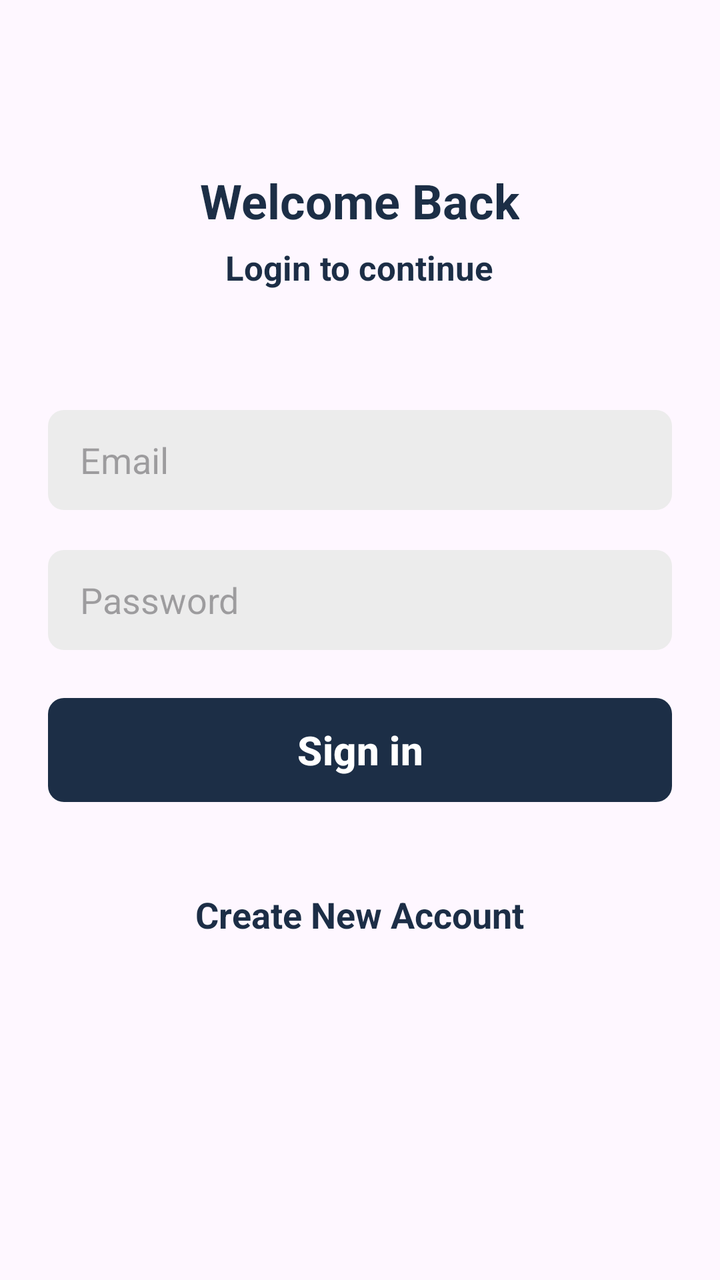
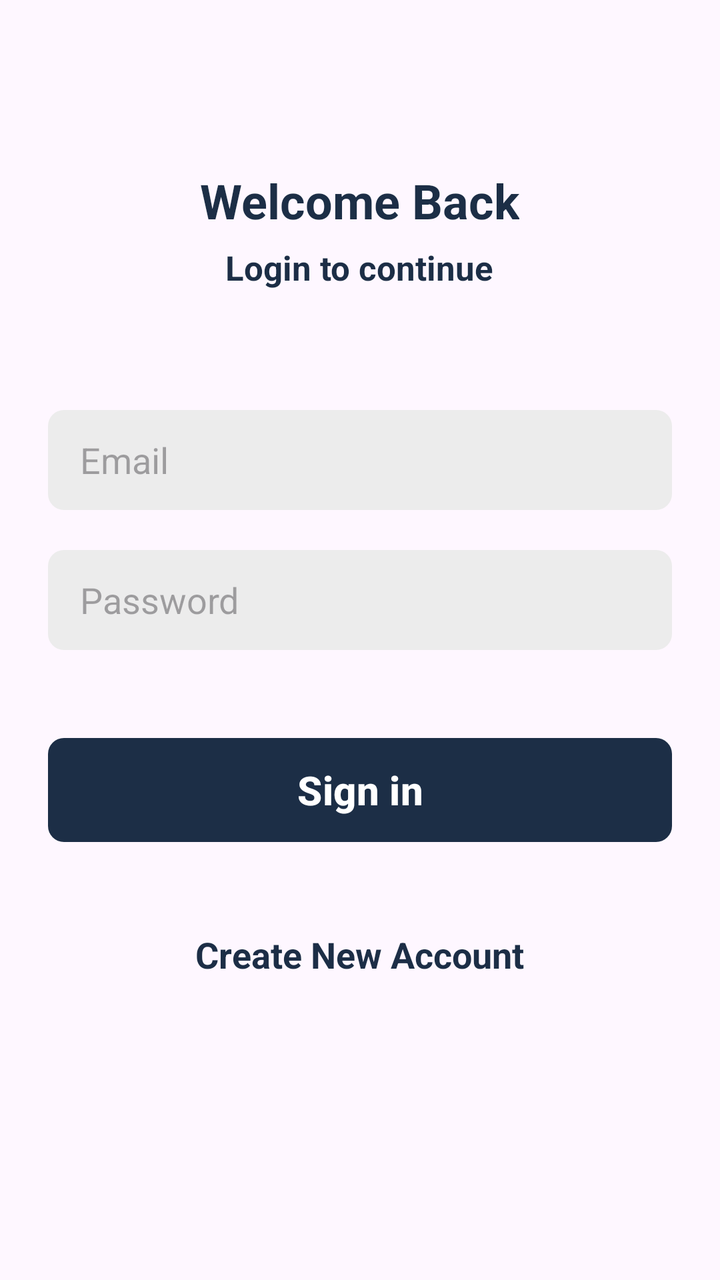

An Android layout rendered at two revisions. The XML below is the earlier revision; the diff shows what the commit changed to produce the second picture.
<!-- AndroidManifest.xml: application theme Theme.SignInSignOut -->
<!-- res/layout/activity_sign_in.xml -->
<?xml version="1.0" encoding="utf-8"?>
<ScrollView xmlns:android="http://schemas.android.com/apk/res/android"
    xmlns:app="http://schemas.android.com/apk/res-auto"
    xmlns:tools="http://schemas.android.com/tools"
    android:id="@+id/main"
    android:layout_width="match_parent"
    android:layout_height="match_parent"
    android:clipToPadding="false"
    android:overScrollMode="never"
    android:padding="24dp"
    android:scrollbars="none"
    tools:context=".activites.SignInActivity">

    <LinearLayout
        android:layout_width="match_parent"
        android:layout_height="wrap_content"
        android:gravity="center_horizontal"
        android:orientation="vertical">
        
        <TextView
            android:layout_width="wrap_content"
            android:layout_height="wrap_content"
            android:layout_marginTop="60dp"
            android:text="@string/welcome_back"
            android:textColor="@color/primary"
            android:textSize="24sp"
            android:textStyle="bold"/>

        <TextView
            android:layout_width="wrap_content"
            android:layout_height="wrap_content"
            android:layout_marginTop="6dp"
            android:text="@string/login_to_continue"
            android:textColor="@color/primary"
            android:textSize="17sp"
            android:textStyle="bold"/>

        <EditText
            android:id="@+id/inputEmail"
            android:layout_width="match_parent"
            android:layout_height="50dp"
            android:layout_marginTop="60dp"
            android:hint="@string/email"
            android:background="@drawable/background_input"
            android:imeOptions="actionNext"
            android:importantForAutofill="no"
            android:inputType="textEmailAddress"
            android:paddingStart="16dp"
            android:paddingEnd="16dp"
            android:textColor="@color/primary_text"
            android:textSize="18sp"/>

        <EditText
            android:id="@+id/inputPassword"
            android:layout_width="match_parent"
            android:layout_height="50dp"
            android:layout_marginTop="20dp"
            android:hint="@string/password"
            android:background="@drawable/background_input"
            android:imeOptions="actionNext"
            android:importantForAutofill="no"
            android:inputType="textPassword"
            android:paddingStart="16dp"
            android:paddingEnd="16dp"
            android:textAlignment="gravity"
            android:textColor="@color/primary_text"
            android:textSize="18sp"/>

        <com.google.android.material.button.MaterialButton
            android:id="@+id/buttonSignIn"
            android:layout_width="match_parent"
            android:layout_height="60dp"
            android:layout_marginTop="20dp"
            android:text="@string/sign_in"
            android:textColor="@color/white"
            android:textSize="20sp"
            android:textStyle="bold"
            app:cornerRadius="8sp"/>

        <TextView
            android:id="@+id/textCreateNewAccount"
            android:layout_width="wrap_content"
            android:layout_height="wrap_content"
            android:layout_marginTop="40dp"
            android:text="@string/create_new_account"
            android:textColor="@color/primary"
            android:textSize="18sp"
            android:textStyle="bold"/>




    </LinearLayout>

</ScrollView>
<!-- resources referenced by this layout -->
<resources>
  <color name="primary">#1C2E46</color>
  <color name="primary_text">#212121</color>
  <color name="white">#FFFFFFFF</color>
  <!-- drawable background_input (drawable) -->
  <?xml version="1.0" encoding="utf-8"?>
  <shape xmlns:android="http://schemas.android.com/apk/res/android" android:shape="rectangle">
      <solid android:color="@color/input_background"/>
      <corners android:radius="8dp"/>
  
  </shape>
  <string name="create_new_account">Create New Account</string>
  <string name="email">Email</string>
  <string name="login_to_continue">Login to continue</string>
  <string name="password">Password</string>
  <string name="sign_in">Sign in</string>
  <string name="welcome_back">Welcome Back</string>
  <style name="Theme.SignInSignOut" parent="Base.Theme.SignInSignOut" />
  <color name="input_background">#ECECEC</color>
  <style name="Base.Theme.SignInSignOut" parent="Theme.Material3.DayNight.NoActionBar">
          
          <item name="colorPrimary">@color/primary</item>
          <item name="android:statusBarColor">@color/primary</item>
  
          
      </style>
</resources>

<!-- the commit's change to res/layout/activity_sign_in.xml (unified diff, before → after) -->
@@ -65,6 +65,12 @@
             android:textAlignment="gravity"
             android:textColor="@color/primary_text"
             android:textSize="18sp"/>
+        
+        <FrameLayout
+            android:layout_width="match_parent"
+            android:layout_height="wrap_content"
+            android:layout_marginTop="20dp"
+            android:animateLayoutChanges="true">
 
         <com.google.android.material.button.MaterialButton
             android:id="@+id/buttonSignIn"
@@ -76,6 +82,15 @@
             android:textSize="20sp"
             android:textStyle="bold"
             app:cornerRadius="8sp"/>
+
+        <ProgressBar
+            android:id="@+id/progressBar"
+            android:layout_width="25dp"
+            android:layout_height="25dp"
+            android:layout_gravity="center"
+            android:visibility="invisible"/>
+
+        </FrameLayout>
 
         <TextView
             android:id="@+id/textCreateNewAccount"
